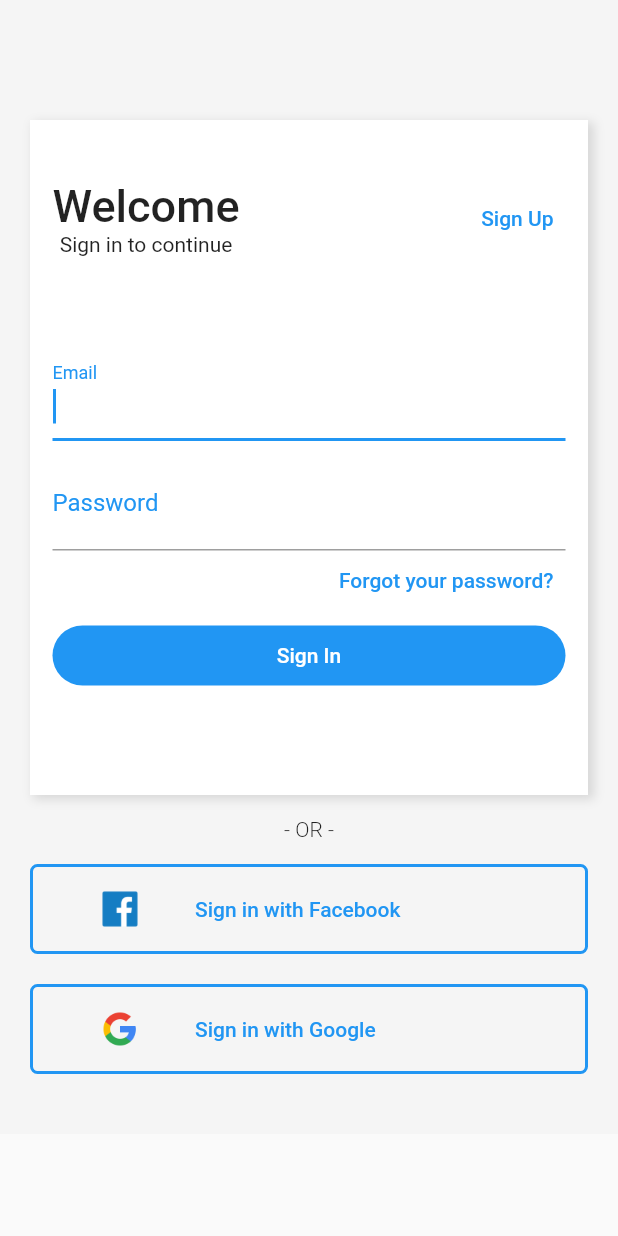
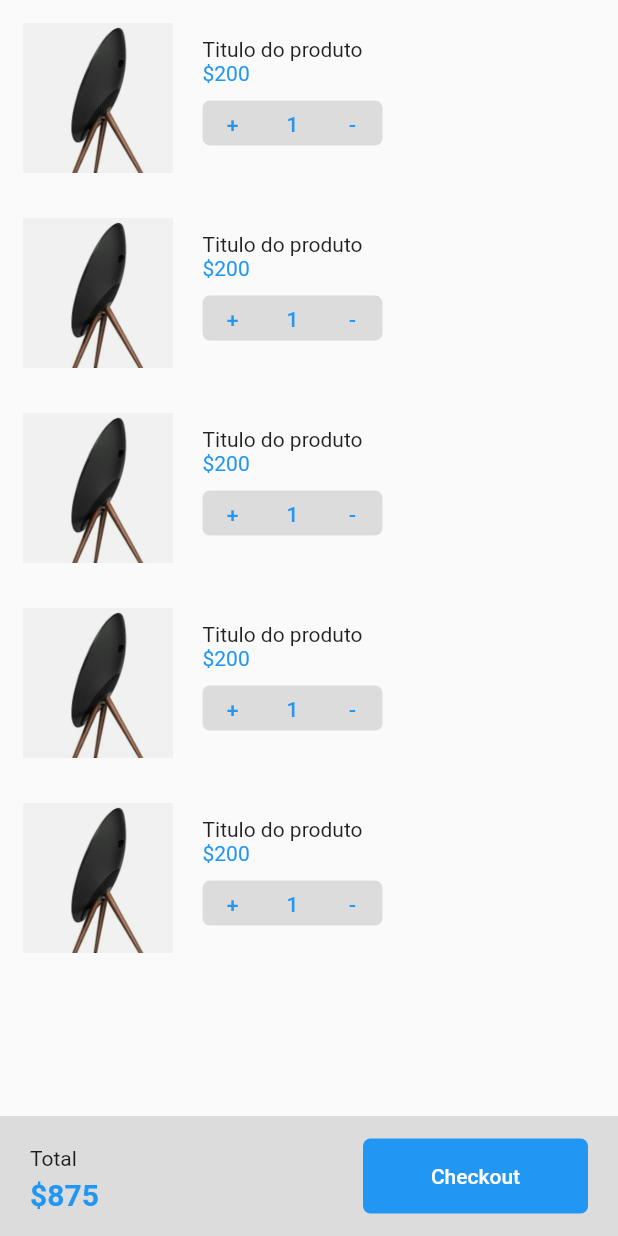
Before and after one commit to MiltonQuirino/shopping, a Flutter app: the screen it shows after launch, on a phone screen of 412 x 824 dp. Run offline on Flutter 3.47's test engine with Material 2 defaults, Android fonts, the phone set to English and light mode, and no system bars.

Commit message:
add checkout

```diff
--- a/lib/main.dart
+++ b/lib/main.dart
@@ -1,4 +1,5 @@
 import 'package:flutter/material.dart';
+import 'package:shopping/pages/cart.page.dart';
 import 'package:shopping/pages/login.page.dart';
 
 void main() {
@@ -17,7 +18,7 @@ class MyApp extends StatelessWidget {
       theme: ThemeData(
         primarySwatch: Colors.blue,
       ),
-      home: const LoginPage(),
+      home: const CartPage(),
     );
   }
 }
--- /dev/null
+++ b/lib/pages/cart.page.dart
@@ -0,0 +1,166 @@
+import 'package:flutter/material.dart';
+
+class CartPage extends StatelessWidget {
+  const CartPage({Key? key}) : super(key: key);
+
+  @override
+  Widget build(BuildContext context) {
+    return Scaffold(
+      body: Column(
+        mainAxisAlignment: MainAxisAlignment.spaceBetween,
+        children: [
+          Expanded(
+            child: Container(
+              // color: Colors.red,
+              child: productList(context),
+            ),
+          ),
+          Container(
+            height: 80,
+            color: Colors.black12,
+            child: Row(
+              mainAxisAlignment: MainAxisAlignment.spaceBetween,
+              children: <Widget>[
+                Padding(
+                  padding: EdgeInsets.only(
+                    left: 20,
+                    top: 20,
+                  ),
+                  child: Column(
+                    crossAxisAlignment: CrossAxisAlignment.start,
+                    children: <Widget>[
+                      Text(
+                        "Total",
+                      ),
+                      SizedBox(
+                        height: 5,
+                      ),
+                      Text(
+                        "\$875",
+                        style: TextStyle(
+                            color: Colors.blue,
+                            fontWeight: FontWeight.bold,
+                            fontSize: 20),
+                      ),
+                    ],
+                  ),
+                ),
+                Container(
+                  height: 50,
+                  width: 150,
+                  decoration: BoxDecoration(
+                    color: Colors.blue,
+                    borderRadius: BorderRadius.all(
+                      Radius.circular(5),
+                    ),
+                  ),
+                  margin: EdgeInsets.only(
+                    right: 20,
+                  ),
+                  child: TextButton(
+                    child: Text(
+                      "Checkout",
+                      style: TextStyle(
+                        color: Colors.white,
+                      ),
+                    ),
+                    onPressed: () => {},
+                  ),
+                ),
+              ],
+            ),
+          )
+        ],
+      ),
+    );
+  }
+}
+
+Widget productList(context) {
+  return ListView(
+    children: [
+      productItem(),
+      productItem(),
+      productItem(),
+      productItem(),
+      productItem(),
+    ],
+  );
+}
+
+Widget productItem() {
+  return Container(
+    height: 120,
+    margin: EdgeInsets.all(5),
+    child: Row(
+      children: [
+        Container(
+          width: 100,
+          height: 100,
+          margin: EdgeInsets.all(10),
+          child: Image.asset(
+            "assets/product-1.png",
+            fit: BoxFit.fitWidth,
+          ),
+        ),
+        Padding(
+          padding: EdgeInsets.only(
+            top: 20,
+            left: 10,
+          ),
+          child: Column(
+            crossAxisAlignment: CrossAxisAlignment.start,
+            children: [
+              Text("Titulo do produto"),
+              Text(
+                "\$200",
+                style: TextStyle(color: Colors.blue),
+              ),
+              SizedBox(
+                height: 10,
+              ),
+              Container(
+                height: 30,
+                width: 120,
+                decoration: BoxDecoration(
+                  color: Colors.black12,
+                  borderRadius: BorderRadius.all(
+                    Radius.circular(5),
+                  ),
+                ),
+                child: Row(
+                  children: [
+                    Container(
+                      width: 40,
+                      alignment: Alignment.center,
+                      child: TextButton(
+                        child: Text("+"),
+                        onPressed: () {},
+                      ),
+                    ),
+                    Container(
+                      width: 40,
+                      alignment: Alignment.center,
+                      child: TextButton(
+                        child: Text("1"),
+                        onPressed: () {},
+                      ),
+                    ),
+                    Container(
+                      width: 40,
+                      alignment: Alignment.center,
+                      child: TextButton(
+                        child: Text("-"),
+                        onPressed: () {},
+                      ),
+                    )
+                  ],
+                ),
+              )
+            ],
+          ),
+        )
+      ],
+    ),
+  );
+}
--- a/lib/pages/home.page.dart
+++ b/lib/pages/home.page.dart
@@ -155,22 +155,22 @@ Widget productList(BuildContext context) {
     child: ListView(
       scrollDirection: Axis.horizontal,
       children: <Widget>[
-        productItem(context),
-        productItem(context),
-        productItem(context),
-        productItem(context),
-        productItem(context),
-        productItem(context),
-        productItem(context),
-        productItem(context),
-        productItem(context),
-        productItem(context),
+        productItem(context, "Produto 1"),
+        productItem(context, "Produto 2"),
+        productItem(context, "Produto 3"),
+        productItem(context, "Produto 4"),
+        productItem(context, "Produto 5"),
+        productItem(context, "Produto 6"),
+        productItem(context, "Produto 7"),
+        productItem(context, "Produto 8"),
+        productItem(context, "Produto 9"),
+        productItem(context, "Produto 10"),
       ],
     ),
   );
 }
 
-Widget productItem(BuildContext context) {
+Widget productItem(BuildContext context, String description) {
   return Container(
     padding: EdgeInsets.all(10),
     margin: EdgeInsets.all(5),
@@ -201,7 +201,7 @@ Widget productItem(BuildContext context) {
         Container(
           height: 60,
           child: Text(
-            "Titulo do produto",
+            description,
             style: TextStyle(
               fontSize: 18,
               fontWeight: FontWeight.w300,
```
